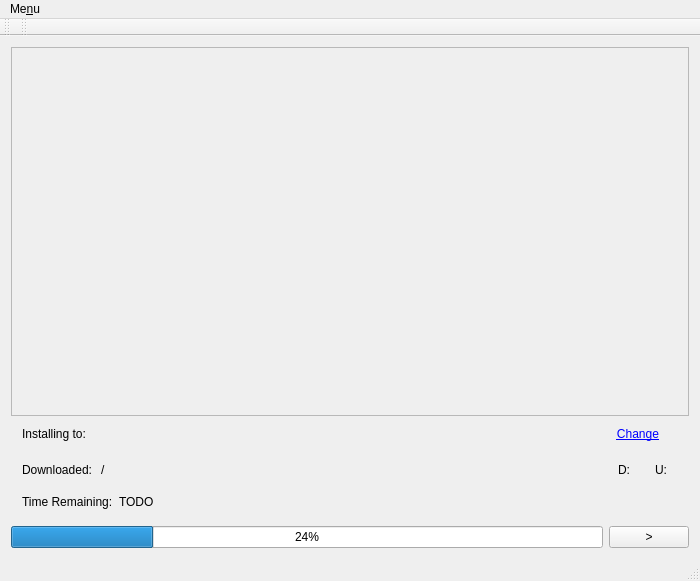
This is mainwindow.ui in Unvanquished/updater as Qt 5 draws it before an edit. The edited form follows.
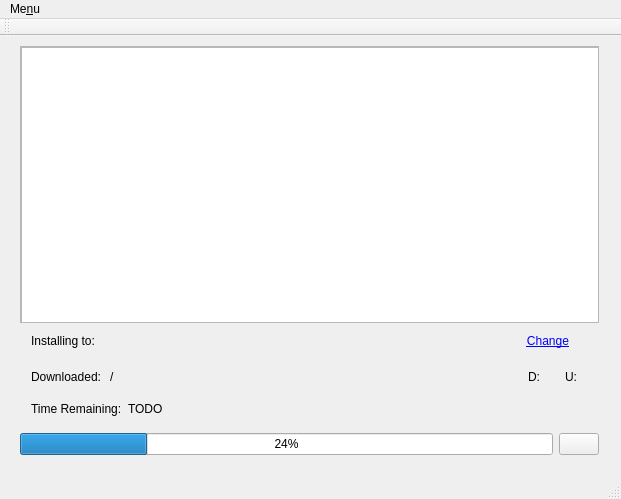
This is the edited form.

Commit message:
Use icons instead of text for the buttons
Icons are from Google's Material Icon set

Diff of the .ui file:
```diff
--- a/mainwindow.ui
+++ b/mainwindow.ui
@@ -6,14 +6,23 @@
    <rect>
     <x>0</x>
     <y>0</y>
-    <width>700</width>
-    <height>581</height>
+    <width>621</width>
+    <height>499</height>
    </rect>
   </property>
   <property name="windowTitle">
    <string>MainWindow</string>
   </property>
   <widget class="QWidget" name="centralWidget">
+   <widget class="QWidget" name="gridLayoutWidget">
+    <property name="geometry">
+     <rect>
+      <x>9</x>
+      <y>-1</y>
+      <width>601</width>
+      <height>431</height>
+     </rect>
+    </property>
    <layout class="QGridLayout" name="gridLayout" rowstretch="0,0,0,0,0" columnstretch="0,0">
     <item row="4" column="0">
      <widget class="QProgressBar" name="progressBar">
@@ -28,6 +37,39 @@
       </property>
      </widget>
     </item>
+     <item row="0" column="0" colspan="2">
+      <widget class="QScrollArea" name="scrollArea">
+       <property name="widgetResizable">
+        <bool>true</bool>
+       </property>
+       <widget class="QWidget" name="scrollAreaWidgetContents">
+        <property name="geometry">
+         <rect>
+          <x>0</x>
+          <y>0</y>
+          <width>597</width>
+          <height>309</height>
+         </rect>
+        </property>
+        <property name="sizePolicy">
+         <sizepolicy hsizetype="Minimum" vsizetype="Minimum">
+          <horstretch>0</horstretch>
+          <verstretch>0</verstretch>
+         </sizepolicy>
+        </property>
+        <widget class="QListView" name="listView">
+         <property name="geometry">
+          <rect>
+           <x>0</x>
+           <y>0</y>
+           <width>601</width>
+           <height>311</height>
+          </rect>
+         </property>
+        </widget>
+       </widget>
+      </widget>
+     </item>
     <item row="3" column="0" colspan="2">
      <widget class="QWidget" name="horizontalWidget_2" native="true">
       <layout class="QHBoxLayout" name="horizontalLayout_2">
@@ -182,7 +224,7 @@
        </sizepolicy>
       </property>
       <property name="text">
-       <string>&gt;</string>
+        <string/>
       </property>
      </widget>
     </item>
@@ -195,8 +237,8 @@
        <item>
         <widget class="QLabel" name="label_2">
          <property name="sizePolicy">
-          <sizepolicy hsizetype="Maximum" vsizetype="Preferred">
-           <horstretch>0</horstretch>
+           <sizepolicy hsizetype="Maximum" vsizetype="Maximum">
+            <horstretch>1</horstretch>
            <verstretch>0</verstretch>
           </sizepolicy>
          </property>
@@ -235,38 +277,22 @@
       </layout>
      </widget>
     </item>
-    <item row="0" column="0" colspan="2">
-     <widget class="QScrollArea" name="scrollArea">
-      <property name="widgetResizable">
-       <bool>true</bool>
-      </property>
-      <widget class="QWidget" name="scrollAreaWidgetContents">
-       <property name="geometry">
-        <rect>
-         <x>0</x>
-         <y>0</y>
-         <width>682</width>
-         <height>382</height>
-        </rect>
-       </property>
-       <property name="sizePolicy">
-        <sizepolicy hsizetype="Minimum" vsizetype="Minimum">
-         <horstretch>0</horstretch>
-         <verstretch>0</verstretch>
-        </sizepolicy>
-       </property>
-      </widget>
-     </widget>
-    </item>
-   </layout>
+    </layout>
+    <zorder>progressBar</zorder>
+    <zorder>scrollArea</zorder>
+    <zorder>updateButton</zorder>
+    <zorder>horizontalWidget</zorder>
+    <zorder>horizontalWidget_2</zorder>
+    <zorder>horizontalWidget</zorder>
+   </widget>
   </widget>
   <widget class="QMenuBar" name="menuBar">
    <property name="geometry">
     <rect>
      <x>0</x>
      <y>0</y>
-     <width>700</width>
-     <height>20</height>
+     <width>621</width>
+     <height>19</height>
     </rect>
    </property>
    <widget class="QMenu" name="menuUnvanquished_Launcher">
@@ -287,17 +313,6 @@
    </attribute>
   </widget>
   <widget class="QStatusBar" name="statusBar"/>
-  <widget class="QToolBar" name="toolBar">
-   <property name="windowTitle">
-    <string>toolBar</string>
-   </property>
-   <attribute name="toolBarArea">
-    <enum>TopToolBarArea</enum>
-   </attribute>
-   <attribute name="toolBarBreak">
-    <bool>false</bool>
-   </attribute>
-  </widget>
   <action name="actionQuit">
    <property name="text">
     <string>&amp;Quit</string>
```
Lines whose indentation alone changed are shown as unchanged. The commit also changes 4 other files.
